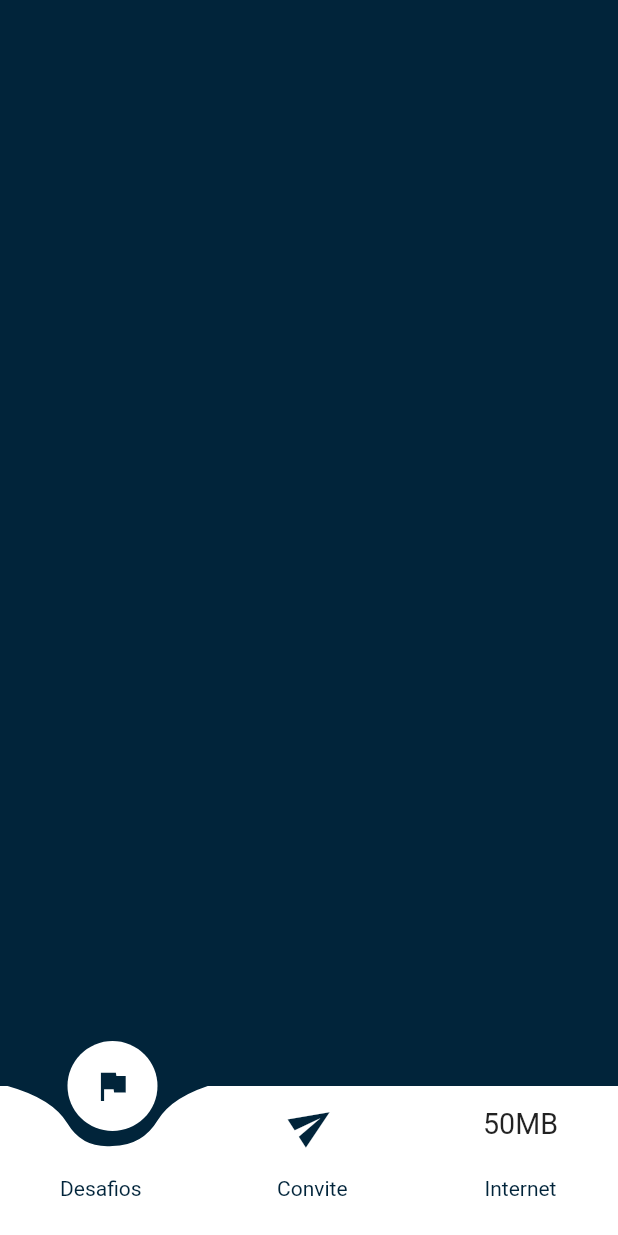
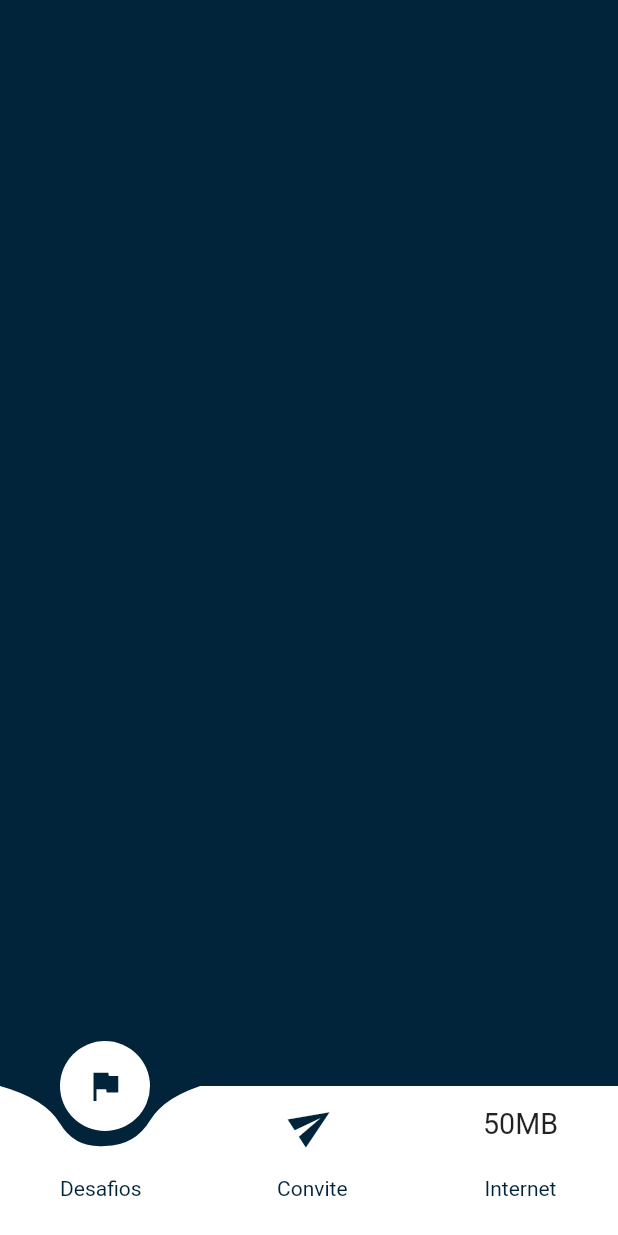
Before and after one commit to LeBaleiro/tim_beta_animation, a Flutter app: the screen it shows after launch, on a phone screen of 412 x 824 dp. Run offline on Flutter 3.47's test engine with Material 2 defaults, Android fonts, the phone set to English and light mode, and no system bars.

Commit message:
added animation to bottom bar item widget

```diff
--- a/lib/bottom_bar/bottom_bar.dart
+++ b/lib/bottom_bar/bottom_bar.dart
@@ -47,17 +47,26 @@ class _BottomBarState extends State<BottomBar> with SingleTickerProviderStateMix
     });
   }
 
+  double itemBoxSize = 0.0;
+
+  @override
+  void didChangeDependencies() {
+    super.didChangeDependencies();
+    itemBoxSize = (MediaQuery.of(context).size.width - padding / 8) / widget.items.length;
+    double newPoint = (padding / 8) + indexSelected * (3 * itemBoxSize - cutWidth) / 2;
+    animation = Tween<double>(begin: _currentPoint, end: newPoint).animate(controller);
+  }
+
   @override
   void dispose() {
     controller.dispose();
     super.dispose();
   }
 
+  double _currentPoint = 0.0;
+  double cutWidth = 140;
   @override
   Widget build(BuildContext context) {
-    double itemBoxSize = (MediaQuery.of(context).size.width - padding / 8) / widget.items.length;
-    double _currentPoint = 0.0;
-
     return Stack(
       children: [
         Positioned(
@@ -79,7 +88,7 @@ class _BottomBarState extends State<BottomBar> with SingleTickerProviderStateMix
             animation: animation,
             builder: (context, child) {
               return ClipPath(
-                clipper: CustomBottomBarClipper(startPoint: animation.value),
+                clipper: CustomBottomBarClipper(startPoint: animation.value, cutWidth: cutWidth),
                 child: child,
               );
             },
@@ -97,13 +106,18 @@ class _BottomBarState extends State<BottomBar> with SingleTickerProviderStateMix
                       onTap: () {
                         iconAnimation = Tween<double>(begin: indexSelected.toDouble(), end: items.indexOf(item).toDouble()).animate(controller);
                         indexSelected = items.indexOf(item);
-                        double newPoint = (padding / 8) + indexSelected * itemBoxSize;
+                        double newPoint = (padding / 8) + indexSelected * (3 * itemBoxSize - cutWidth) / 2;
                         controller.reset();
                         animation = Tween<double>(begin: _currentPoint, end: newPoint).animate(controller);
                         _currentPoint = newPoint;
                         controller.forward();
                       },
-                      child: BottomBarItemWidget(item: item),
+                      child: BottomBarItemWidget(
+                        item: item,
+                        duration: duration,
+                        showIcon: items.indexOf(item) != indexSelected,
+                        controller: controller,
+                      ),
                     ),
                   ),
                 ],
--- a/lib/bottom_bar/widgets/bottom_bar_item_widget.dart
+++ b/lib/bottom_bar/widgets/bottom_bar_item_widget.dart
@@ -4,24 +4,66 @@ import '../models/bottom_item_model.dart';
 
 class BottomBarItemWidget extends StatefulWidget {
   final BottomItemModel item;
+  final bool showIcon;
+  final Duration duration;
+  final AnimationController controller;
+
   BottomBarItemWidget({
     Key? key,
     required this.item,
+    required this.showIcon,
+    required this.duration,
+    required this.controller,
   }) : super(key: key);
 
   @override
   _BottomBarItemWidgetState createState() => _BottomBarItemWidgetState();
 }
 
-class _BottomBarItemWidgetState extends State<BottomBarItemWidget> {
+class _BottomBarItemWidgetState extends State<BottomBarItemWidget> with SingleTickerProviderStateMixin {
+  late Animation<double> iconPositionAnimation;
+
+  @override
+  void initState() {
+    super.initState();
+    iconPositionAnimation = Tween<double>(begin: 0, end: 0).animate(widget.controller);
+  }
+
+  @override
+  void didUpdateWidget(covariant BottomBarItemWidget oldWidget) {
+    super.didUpdateWidget(oldWidget);
+    iconPositionAnimation = widget.showIcon ? Tween<double>(begin: 0, end: 0).animate(widget.controller) : Tween<double>(begin: 0, end: 25).animate(widget.controller);
+  }
+
   @override
   Widget build(BuildContext context) {
     return Column(
-      crossAxisAlignment: CrossAxisAlignment.center,
       children: [
-        Container(height: 30, width: widget.item.icon.runtimeType == Icon ? 30 : 50, child: FittedBox(child: widget.item.icon)),
+        AnimatedBuilder(
+            animation: iconPositionAnimation,
+            builder: (context, child) {
+              return Transform.translate(
+                offset: Offset(0, iconPositionAnimation.value),
+                child: AnimatedOpacity(
+                  duration: Duration(
+                    seconds: widget.duration.inSeconds ~/ 3,
+                    milliseconds: widget.duration.inMilliseconds ~/ 3,
+                    microseconds: widget.duration.inMicroseconds ~/ 3,
+                  ),
+                  opacity: widget.showIcon ? 1.0 : 0.0,
+                  child: Container(
+                    height: 30,
+                    width: widget.item.icon.runtimeType == Icon ? 30 : 50,
+                    child: FittedBox(child: widget.item.icon),
+                  ),
+                ),
+              );
+            }),
         SizedBox(height: 20),
-        Text(widget.item.label, style: TextStyle(color: Color(0xFF01243A))),
+        Text(
+          widget.item.label,
+          style: TextStyle(color: Color(0xFF01243A)),
+        ),
       ],
     );
   }
--- a/lib/bottom_bar/widgets/custom_bottom_bar_clipper.dart
+++ b/lib/bottom_bar/widgets/custom_bottom_bar_clipper.dart
@@ -2,15 +2,16 @@ import 'package:flutter/material.dart';
 
 class CustomBottomBarClipper extends CustomClipper<Path> {
   final double startPoint;
+  final double cutWidth;
 
   CustomBottomBarClipper({
     required this.startPoint,
+    required this.cutWidth,
   });
 
   @override
   getClip(Size size) {
     var path = Path();
-    var cutWidth = 140;
     var widthParcel = cutWidth / 14;
     var cutHeight = 50;
     var heightParcel = cutHeight / 6;
```
